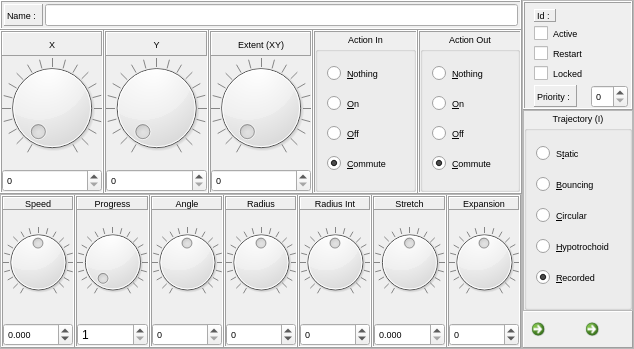
This is sources/interface/TriggerDialog.ui in linuxmao-org/Frontieres as Qt 5 draws it before an edit. The edited form follows.
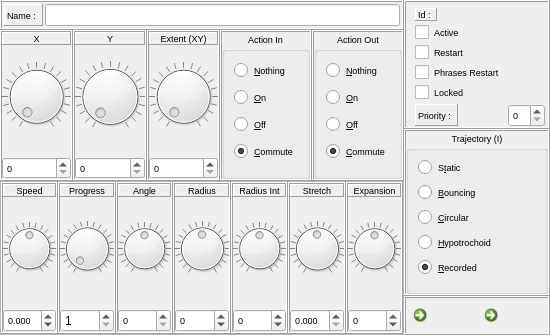
This is the edited form. Icons and pictures are not drawn.

Commit message: 0.13.2 ajout option redemarrer phrase dans les parametres des declencheurs qui reinitialise la phrase quand un le declencheur fait passer sur ON un nuage

```diff
--- a/sources/interface/TriggerDialog.ui
+++ b/sources/interface/TriggerDialog.ui
@@ -6,8 +6,8 @@
    <rect>
     <x>0</x>
     <y>0</y>
-    <width>634</width>
-    <height>349</height>
+    <width>550</width>
+    <height>335</height>
    </rect>
   </property>
   <property name="font">
@@ -2571,7 +2571,7 @@
    <item>
     <widget class="QFrame" name="frame_3">
      <property name="frameShape">
-      <enum>QFrame::StyledPanel</enum>
+      <enum>QFrame::NoFrame</enum>
      </property>
      <property name="frameShadow">
       <enum>QFrame::Raised</enum>
@@ -2684,14 +2684,14 @@
               </property>
              </widget>
             </item>
-            <item row="4" column="0">
+            <item row="5" column="0">
              <widget class="QCheckBox" name="checkBox_Locked">
               <property name="text">
                <string>Locked</string>
               </property>
              </widget>
             </item>
-            <item row="5" column="0">
+            <item row="6" column="0">
              <widget class="QLabel" name="label_Priority">
               <property name="frameShape">
                <enum>QFrame::Panel</enum>
@@ -2704,7 +2704,7 @@
               </property>
              </widget>
             </item>
-            <item row="5" column="1">
+            <item row="6" column="1">
              <widget class="QSpinBox" name="spinBox_Priority"/>
             </item>
             <item row="0" column="1">
@@ -2714,6 +2714,13 @@
               </property>
              </widget>
             </item>
+            <item row="4" column="0">
+             <widget class="QCheckBox" name="checkBox_Phrase_Restart">
+              <property name="text">
+               <string>Phrases Restart</string>
+              </property>
+             </widget>
+            </item>
            </layout>
           </widget>
          </item>
@@ -2723,7 +2730,7 @@
       <item>
        <widget class="QFrame" name="frame_2">
         <property name="frameShape">
-         <enum>QFrame::StyledPanel</enum>
+         <enum>QFrame::Box</enum>
         </property>
         <property name="frameShadow">
          <enum>QFrame::Raised</enum>
@@ -2829,7 +2836,7 @@
       <item>
        <widget class="QFrame" name="frame_Transports">
         <property name="frameShape">
-         <enum>QFrame::Panel</enum>
+         <enum>QFrame::Box</enum>
         </property>
         <property name="frameShadow">
          <enum>QFrame::Raised</enum>
```
The commit also changes 8 other files.
